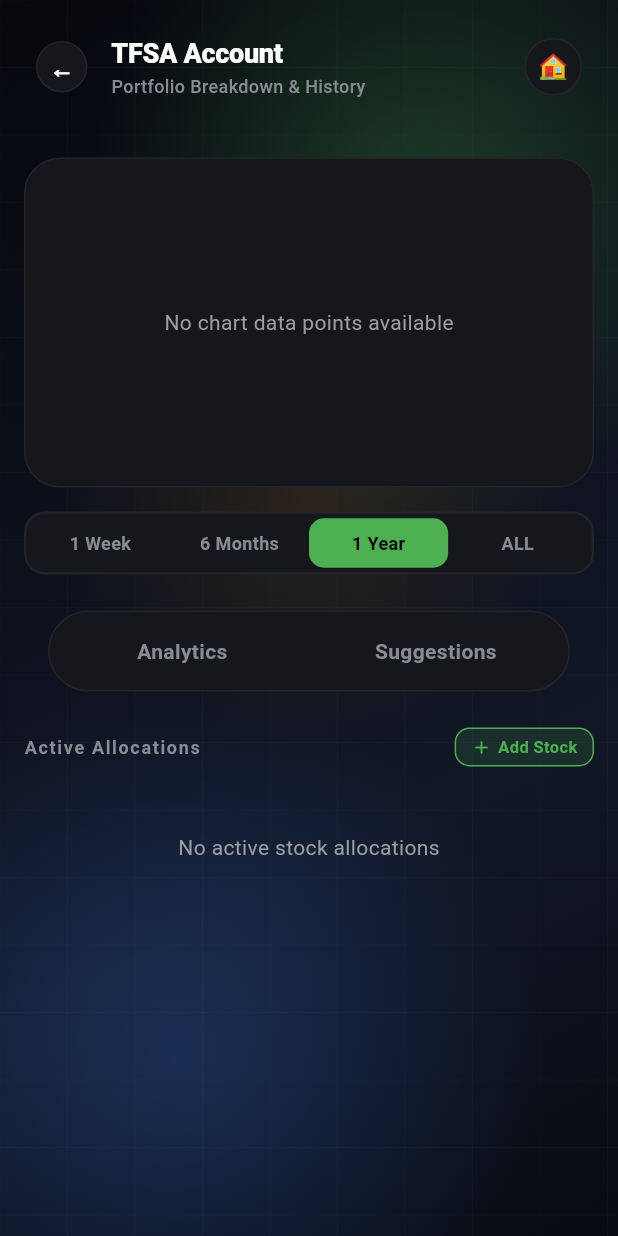
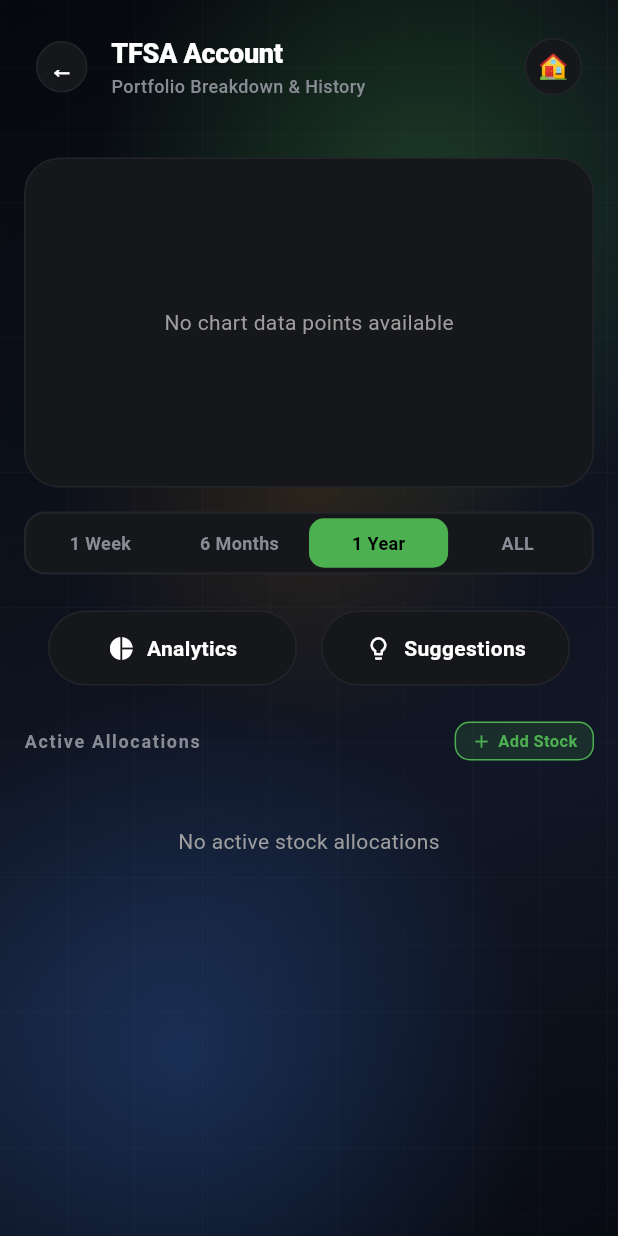
Before and after one commit to rashid0531/StockTracker, a Flutter app: the ProfileView screen opened directly with empty values, on a phone screen of 412 x 824 dp. Run offline on Flutter 3.47's test engine with Material 3 defaults, Android fonts, the phone set to English and light mode, and no system bars; our stand-ins replace fl_chart, go_router, shared_preferences; accounts and stored records are empty.

Commit message:
feat: separate analytics and suggestions buttons and add modern hover effect

```diff
--- a/frontend/lib/ui/features/profile/profile_view.dart
+++ b/frontend/lib/ui/features/profile/profile_view.dart
@@ -530,30 +530,25 @@ class _ProfileViewState extends State<ProfileView> {
         const SizedBox(height: 24),
 
         // Action Buttons
-        Container(
-          margin: const EdgeInsets.symmetric(horizontal: 16),
-          padding: const EdgeInsets.all(4),
-          decoration: BoxDecoration(
-            color: theme.card,
-            borderRadius: BorderRadius.circular(30),
-            border: Border.all(color: theme.border),
-          ),
+        Padding(
+          padding: const EdgeInsets.symmetric(horizontal: 16),
           child: Row(
             children: [
               Expanded(
-                child: _buildActionButton(
-                  "Analytics",
-                  () => context.push('/profile/${widget.profileId}/analytics'),
-                  false,
-                  theme,
+                child: _HoverButton(
+                  label: "Analytics",
+                  icon: Icons.pie_chart,
+                  onTap: () => context.push('/profile/${widget.profileId}/analytics'),
+                  theme: theme,
                 ),
               ),
+              const SizedBox(width: 16),
               Expanded(
-                child: _buildActionButton(
-                  "Suggestions",
-                  () => context.push('/profile/${widget.profileId}/suggestions'),
-                  false,
-                  theme,
+                child: _HoverButton(
+                  label: "Suggestions",
+                  icon: Icons.lightbulb_outline,
+                  onTap: () => context.push('/profile/${widget.profileId}/suggestions'),
+                  theme: theme,
                 ),
               ),
             ],
@@ -733,29 +728,7 @@ class _ProfileViewState extends State<ProfileView> {
     );
   }
 
-  Widget _buildActionButton(String label, VoidCallback onTap, bool isActive, ThemeProvider theme) {
-    return InkWell(
-      onTap: onTap,
-      borderRadius: BorderRadius.circular(24),
-      child: Container(
-        padding: const EdgeInsets.symmetric(vertical: 12),
-        decoration: BoxDecoration(
-          color: isActive ? AppColors.positive.withValues(alpha: 0.15) : Colors.transparent,
-          borderRadius: BorderRadius.circular(24),
-        ),
-        child: Center(
-          child: Text(
-            label,
-            style: TextStyle(
-              color: isActive ? AppColors.positive : theme.subtext,
-              fontWeight: FontWeight.bold,
-              fontSize: 14,
-            ),
-          ),
-        ),
-      ),
-    );
-  }
+
 
   void _showBuySellModal(
     BuildContext context, {
@@ -1043,3 +1016,75 @@ class _ProfileViewState extends State<ProfileView> {
     );
   }
 }
+
+class _HoverButton extends StatefulWidget {
+  final String label;
+  final IconData icon;
+  final VoidCallback onTap;
+  final ThemeProvider theme;
+
+  const _HoverButton({
+    required this.label,
+    required this.icon,
+    required this.onTap,
+    required this.theme,
+  });
+
+  @override
+  State<_HoverButton> createState() => _HoverButtonState();
+}
+
+class _HoverButtonState extends State<_HoverButton> {
+  bool _isHovered = false;
+
+  @override
+  Widget build(BuildContext context) {
+    return MouseRegion(
+      onEnter: (_) => setState(() => _isHovered = true),
+      onExit: (_) => setState(() => _isHovered = false),
+      child: InkWell(
+        onTap: widget.onTap,
+        borderRadius: BorderRadius.circular(30),
+        child: AnimatedContainer(
+          duration: const Duration(milliseconds: 200),
+          padding: const EdgeInsets.symmetric(vertical: 14),
+          decoration: BoxDecoration(
+            color: _isHovered ? AppColors.positive : widget.theme.card,
+            borderRadius: BorderRadius.circular(30),
+            border: Border.all(
+              color: _isHovered ? AppColors.positive : widget.theme.border,
+            ),
+            boxShadow: _isHovered
+                ? [
+                    BoxShadow(
+                      color: AppColors.positive.withValues(alpha: 0.3),
+                      blurRadius: 8,
+                      offset: const Offset(0, 4),
+                    )
+                  ]
+                : [],
+          ),
+          child: Row(
+            mainAxisAlignment: MainAxisAlignment.center,
+            children: [
+              Icon(
+                widget.icon,
+                size: 18,
+                color: _isHovered ? Colors.white : widget.theme.text,
+              ),
+              const SizedBox(width: 8),
+              Text(
+                widget.label,
+                style: TextStyle(
+                  color: _isHovered ? Colors.white : widget.theme.text,
+                  fontWeight: FontWeight.bold,
+                  fontSize: 14,
+                ),
+              ),
+            ],
+          ),
+        ),
+      ),
+    );
+  }
+}
```
